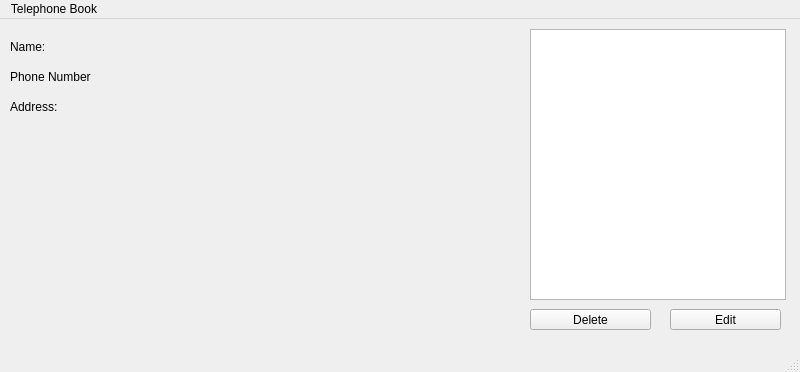
First picture: the form in Source/QT_Telephone_Book/TelephoneBookMainView.ui, repository Alper-Hamarat/QT_Telephone_Book, before the edit.
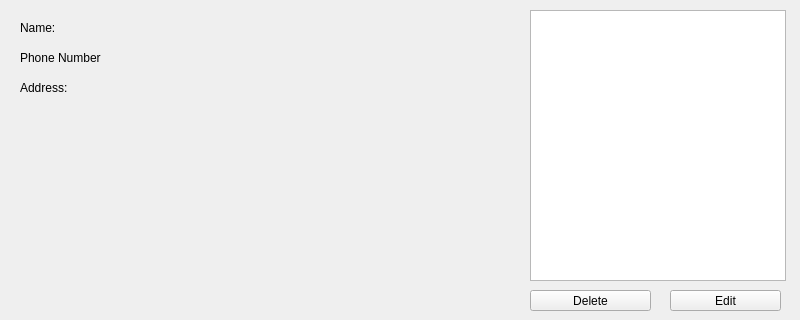
Second picture: the form after the edit.

Patch:
```diff
--- a/Source/QT_Telephone_Book/TelephoneBookMainView.ui
+++ b/Source/QT_Telephone_Book/TelephoneBookMainView.ui
@@ -7,7 +7,7 @@
     <x>0</x>
     <y>0</y>
     <width>800</width>
-    <height>372</height>
+    <height>320</height>
    </rect>
   </property>
   <property name="windowTitle">
@@ -17,40 +17,40 @@
    <widget class="QLabel" name="lblTelNr">
     <property name="geometry">
      <rect>
-      <x>10</x>
+      <x>100</x>
       <y>50</y>
       <width>81</width>
       <height>16</height>
      </rect>
     </property>
     <property name="text">
-     <string>Phone Number</string>
+     <string/>
     </property>
    </widget>
    <widget class="QLabel" name="lblAddress">
     <property name="geometry">
      <rect>
-      <x>10</x>
+      <x>100</x>
       <y>80</y>
       <width>81</width>
       <height>16</height>
      </rect>
     </property>
     <property name="text">
-     <string>Address:</string>
+     <string/>
     </property>
    </widget>
    <widget class="QLabel" name="lblName">
     <property name="geometry">
      <rect>
-      <x>10</x>
+      <x>100</x>
       <y>20</y>
       <width>81</width>
       <height>16</height>
      </rect>
     </property>
     <property name="text">
-     <string>Name:</string>
+     <string/>
     </property>
    </widget>
    <widget class="QPushButton" name="btnEdit">
@@ -89,24 +89,46 @@
      </rect>
     </property>
    </widget>
-  </widget>
-  <widget class="QMenuBar" name="menubar">
-   <property name="geometry">
-    <rect>
-     <x>0</x>
-     <y>0</y>
-     <width>800</width>
-     <height>20</height>
-    </rect>
-   </property>
-   <widget class="QMenu" name="menuTelephone_Book">
-    <property name="title">
-     <string>Telephone Book</string>
+   <widget class="QLabel" name="lblName_2">
+    <property name="geometry">
+     <rect>
+      <x>20</x>
+      <y>20</y>
+      <width>81</width>
+      <height>16</height>
+     </rect>
     </property>
+    <property name="text">
+     <string>Name:</string>
+    </property>
    </widget>
-   <addaction name="menuTelephone_Book"/>
+   <widget class="QLabel" name="lblAddress_2">
+    <property name="geometry">
+     <rect>
+      <x>20</x>
+      <y>80</y>
+      <width>81</width>
+      <height>16</height>
+     </rect>
+    </property>
+    <property name="text">
+     <string>Address:</string>
+    </property>
+   </widget>
+   <widget class="QLabel" name="lblTelNr_2">
+    <property name="geometry">
+     <rect>
+      <x>20</x>
+      <y>50</y>
+      <width>81</width>
+      <height>16</height>
+     </rect>
+    </property>
+    <property name="text">
+     <string>Phone Number</string>
+    </property>
+   </widget>
   </widget>
-  <widget class="QStatusBar" name="statusbar"/>
  </widget>
  <resources/>
  <connections/>
```
